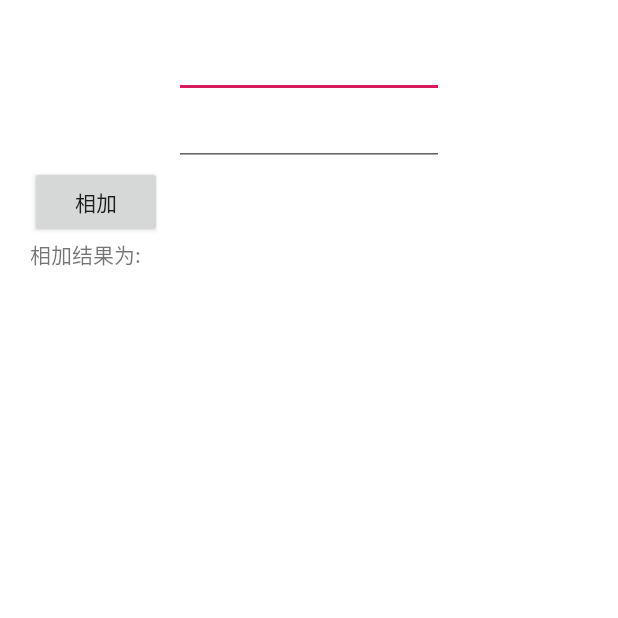
After one commit to jimwind/Mi, an Android app: the BinderTestActivity screen opened directly, with no data from a screen before it, on a phone screen of 412 x 824 dp, the top half of it. The commit adds this screen. Run offline under Robolectric (Android 15) with nearby library versions, the phone set to English and light mode, and no system bars; 1 statement that could not run was skipped.

Commit message:
binder aidl test

```diff
--- /dev/null
+++ b/mi/src/main/java/com/up360/mi/activity/BinderTestActivity.java
@@ -0,0 +1,60 @@
+package com.up360.mi.activity;
+
+import android.content.ComponentName;
+import android.content.Context;
+import android.content.Intent;
+import android.content.ServiceConnection;
+import android.os.Bundle;
+import android.os.IBinder;
+import android.os.RemoteException;
+import android.view.View;
+import android.widget.EditText;
+import android.widget.TextView;
+
+import com.up360.mi.IAdditionService;
+import com.up360.mi.R;
+import com.up360.mi.services.AdditionService;
+
+public class BinderTestActivity extends BaseActivity {
+    IAdditionService mService;
+    @Override
+    protected void onCreate(Bundle savedInstanceState) {
+        super.onCreate(savedInstanceState);
+        setContentView(R.layout.activity_binder_test);
+        Intent intentService = new Intent(this, AdditionService.class);
+        bindService(intentService, mConnection, Context.BIND_AUTO_CREATE);
+    }
+    ServiceConnection mConnection = new ServiceConnection() {
+        @Override
+        public void onServiceConnected(ComponentName name, IBinder service) {
+            mService = IAdditionService.Stub.asInterface(service);
+        }
+
+        @Override
+        public void onServiceDisconnected(ComponentName name) {
+
+        }
+    };
+    public void add(View v) throws RemoteException {
+        EditText et1 = (EditText) findViewById(R.id.et_num1);
+        EditText et2 = (EditText) findViewById(R.id.et_num2);
+
+        final TextView tv = (TextView) findViewById(R.id.tv);
+
+        final int x = Integer.parseInt(et1.getText().toString());
+        final int y = Integer.parseInt(et2.getText().toString());
+        runOnUiThread(new Runnable() {
+            @Override
+            public void run() {
+                int result = 0;
+                try {
+                    result = mService.add(x, y);
+                } catch (RemoteException e) {
+                    e.printStackTrace();
+                }
+                tv.setText(result +"");
+            }
+        });
+
+    }
+}
--- a/mi/src/main/java/com/up360/mi/activity/MainActivity.java
+++ b/mi/src/main/java/com/up360/mi/activity/MainActivity.java
@@ -34,9 +34,13 @@ public class MainActivity extends BaseActivity implements Model.OnLoginListener
     }
     public void hencoder(View v){
         Intent intent = new Intent(MainActivity.this, ui_1_1_activity.class);
+        intent.setFlags(Intent.FLAG_ACTIVITY_NEW_TASK);
         startActivity(intent);
     }
-
+    public void binder_test(View v){
+        Intent intent = new Intent(MainActivity.this, BinderTestActivity.class);
+        startActivity(intent);
+    }
     @Override
     public void onLogin() {
         tvLogin.setText("success!");
--- a/mi/src/main/java/com/up360/mi/character/bean/CharacterSingleBean.java
+++ b/mi/src/main/java/com/up360/mi/character/bean/CharacterSingleBean.java
@@ -3,11 +3,7 @@ package com.up360.mi.character.bean;
 import java.io.Serializable;
 import java.util.ArrayList;
 
-/**
- * @author liangpingyy
- * 2018/7/25 18:58
- * 请用一句话概括功能
- */
+
 public class CharacterSingleBean implements Serializable {
     private String wordName;
     private String radicals;//部首
--- a/mi/src/main/java/com/up360/mi/character/bean/CharacterSingleDetailBean.java
+++ b/mi/src/main/java/com/up360/mi/character/bean/CharacterSingleDetailBean.java
@@ -2,11 +2,6 @@ package com.up360.mi.character.bean;
 
 import java.io.Serializable;
 
-/**
- * @author liangpingyy
- * 2018/7/25 19:11
- * 请用一句话概括功能
- */
 public class CharacterSingleDetailBean implements Serializable {
     private CharacterSingleBean word;
     private String domain;
--- /dev/null
+++ b/mi/src/main/res/layout/activity_binder_test.xml
@@ -0,0 +1,47 @@
+<?xml version="1.0" encoding="utf-8"?>
+<LinearLayout xmlns:android="http://schemas.android.com/apk/res/android"
+    xmlns:app="http://schemas.android.com/apk/res-auto"
+    xmlns:tools="http://schemas.android.com/tools"
+    android:layout_width="match_parent"
+    android:layout_height="match_parent"
+    android:orientation="vertical"
+    android:padding="20dp"
+    android:background="@color/white"
+    tools:context=".activity.BinderTestActivity">
+    <EditText
+        android:id="@+id/et_num1"
+        android:layout_width="180dp"
+        android:layout_gravity="center"
+        android:layout_height="wrap_content"
+        />
+    <EditText
+        android:id="@+id/et_num2"
+        android:layout_width="180dp"
+        android:layout_gravity="center"
+        android:layout_height="wrap_content"
+        />
+    <Button
+        android:layout_width="wrap_content"
+        android:layout_height="wrap_content"
+        android:onClick="add"
+        android:text="相加"
+        />
+    <LinearLayout
+        android:layout_width="match_parent"
+        android:layout_height="wrap_content"
+        android:orientation="horizontal">
+        <TextView
+            android:layout_width="0dp"
+            android:layout_height="wrap_content"
+            android:layout_weight="1"
+            android:text="相加结果为:"
+            />
+        <TextView
+            android:id="@+id/tv"
+            android:layout_weight="2"
+            android:layout_width="0dp"
+            android:layout_height="wrap_content"
+            />
+
+    </LinearLayout>
+</LinearLayout>
--- a/mi/src/main/res/layout/activity_main.xml
+++ b/mi/src/main/res/layout/activity_main.xml
@@ -23,6 +23,12 @@
                 android:onClick="login"
                 android:background="#ff1e90ff"
                 android:gravity="center"/>
+            <TextView
+                android:layout_width="match_parent"
+                android:layout_height="wrap_content"
+                android:text="binder test"
+                android:padding="10dp"
+                android:onClick="binder_test"/>
 
             <TextView
                 android:layout_marginTop="20dp"
```
Also changed, not shown: mi/src/main/AndroidManifest.xml (+11 -0 lines), mi/src/main/java/com/up360/mi/Book.java (added, +41 -0 lines), mi/src/main/java/com/up360/mi/java2/chapter14/_5/TrySimpleVector.java (added, +33 -0 lines), mi/src/main/java/com/up360/mi/java2/chapter4/TryString.java (added, +42 -0 lines), mi/src/main/java/com/up360/mi/services/AdditionService.java (added, +26 -0 lines), mi/src/main/aidl/com/up360/mi/Book.aidl (added), mi/src/main/aidl/com/up360/mi/IAdditionService.aidl (added), mi/src/main/aidl/com/up360/mi/IBookManager.aidl (added).
